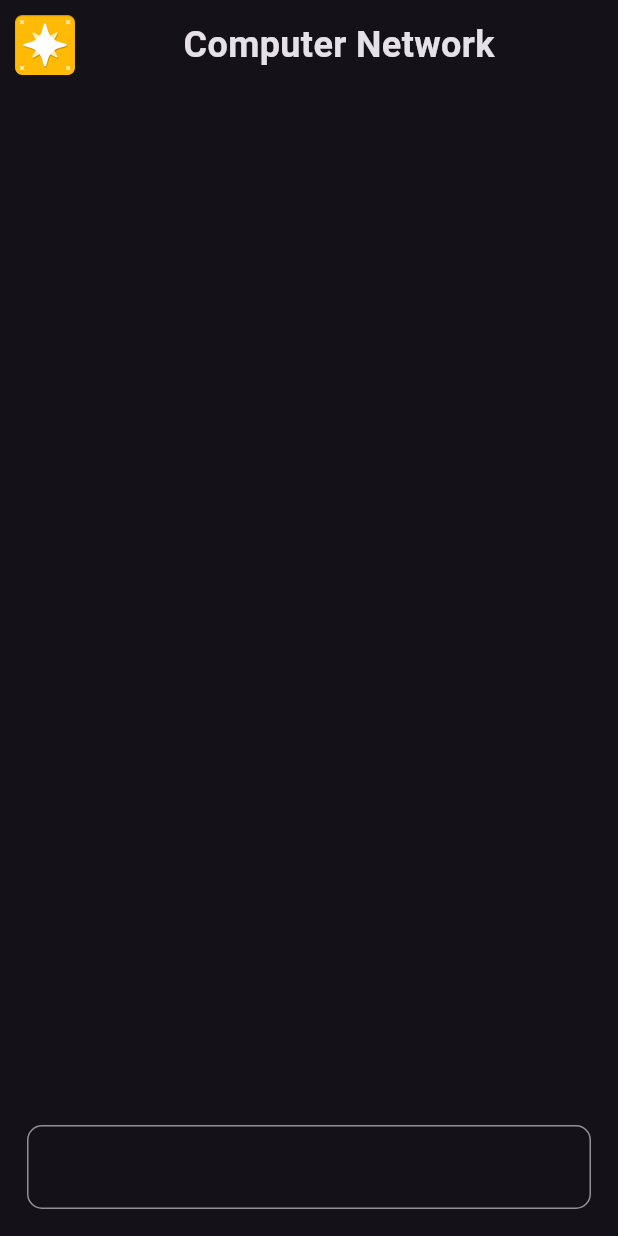
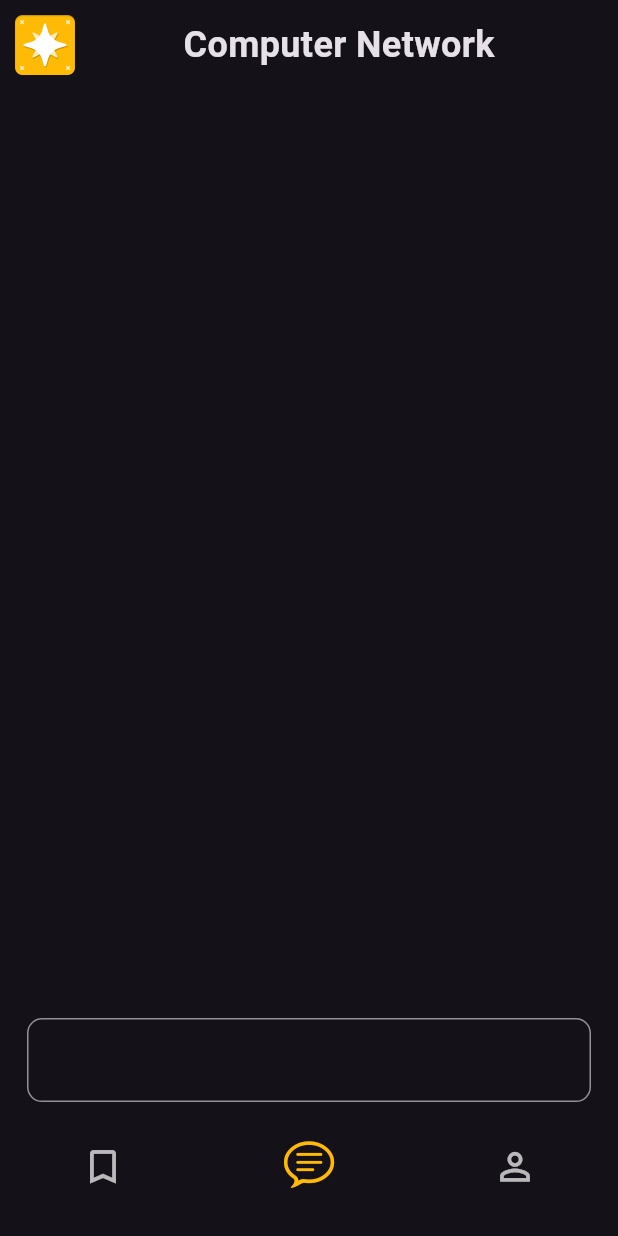
Before and after one commit to sidesshmore/ExamAce, a Flutter app: the screen it shows after launch, after a tap on "Log In", on a phone screen of 412 x 824 dp. Run offline on Flutter 3.47's test engine with Material 3 defaults, Android fonts, the light colour scheme and no system bars; drawn by our look-alikes of dash_chat_2; our stand-ins replace flutter_dotenv, flutter_markdown, google_fonts; missing offline and left inert: clipboard.

Commit message:
redirection fixed

```diff
--- a/lib/features/Login/ui/login.dart
+++ b/lib/features/Login/ui/login.dart
@@ -1,4 +1,5 @@
 import 'package:examace/features/Home/ui/home.dart';
+import 'package:examace/features/MainScreen/ui/mainScreen.dart';
 import 'package:examace/features/Signup/ui/signUp.dart';
 import 'package:flutter/material.dart';
 import 'package:google_fonts/google_fonts.dart';
@@ -92,7 +93,7 @@ class _LoginState extends State<Login> {
                         Navigator.push(
                           context,
                           MaterialPageRoute(builder: (context) {
-                            return Home();
+                            return Mainscreen();
                           }),
                         );
                       },
```
